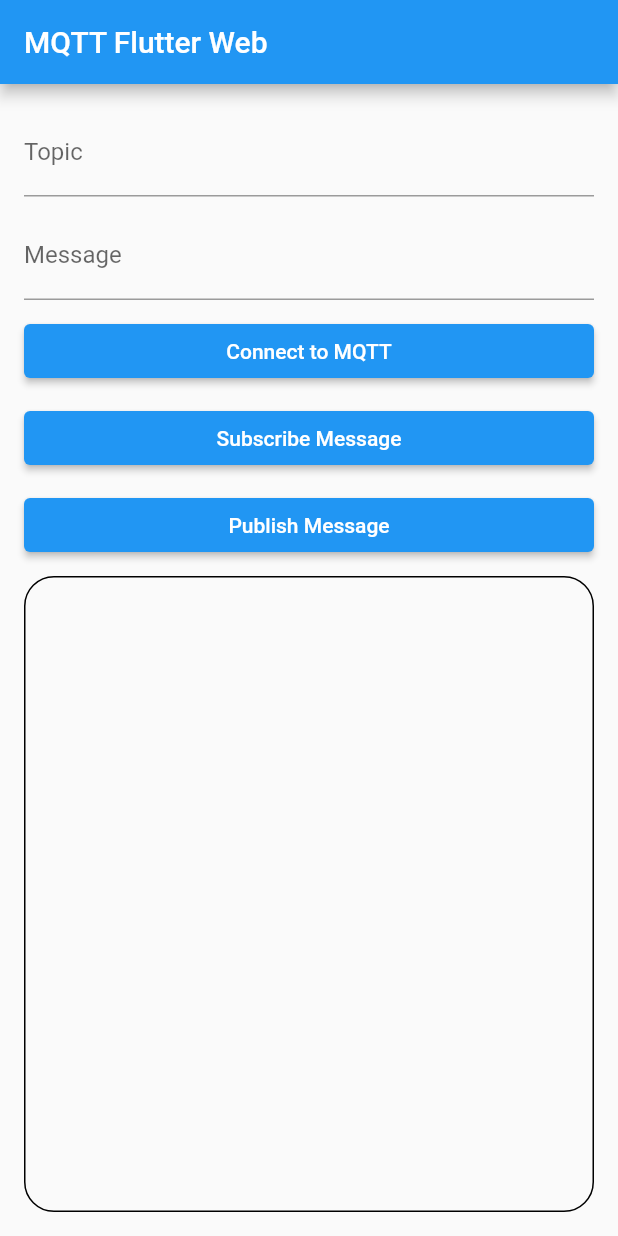
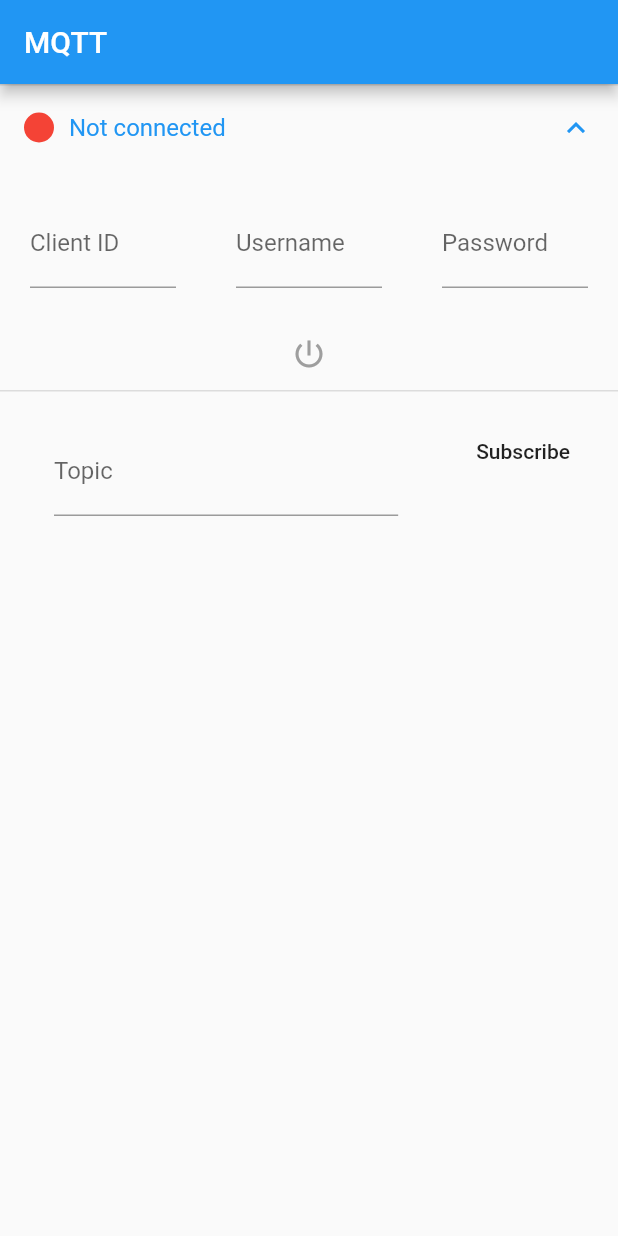
Before and after one commit to durgeshparekh/mqtt_flutter_web, a Flutter app: the screen it shows after launch, on a phone screen of 412 x 824 dp. Run offline on Flutter 3.47's test engine with Material 2 defaults, Android fonts, the phone set to English and light mode, and no system bars; our stand-ins replace get; missing offline and left inert: mqtt_client.

Commit message:
impl mqtt ui

```diff
--- /dev/null
+++ b/lib/controller/dashboard_controller.dart
@@ -0,0 +1,43 @@
+import 'package:flutter/material.dart';
+import 'package:get/get.dart';
+import 'package:mqtt_flutter_web/controller/mqtt_controller.dart';
+
+class DashboardController extends GetxController {
+  var clientIdController = TextEditingController();
+  var usernameController = TextEditingController();
+  var passwordController = TextEditingController();
+  var topicController = TextEditingController();
+  var messageController = TextEditingController();
+
+  var brokerConnected = false.obs;
+  var mqttController = MQTTController();
+
+  // nO1cANsTOPuS
+  // "d\$2N@8p&1V#1"
+
+  void connectToBroker(){
+    mqttController.initializeAndConnect(
+      hostName: "ws://test.smartnode.in/mqtt",
+      portNumber: 8083,
+      keepAliveTime: 10,
+      clientId: clientIdController.text,
+      username: usernameController.text,
+      password: passwordController.text,
+    );
+  }
+
+  publishMessage() {
+    mqttController.publishMessage(
+      topic: topicController.text,
+      publishMessage: messageController.text,
+    );
+  }
+
+  void subScribeToTopic() {
+    mqttController.subscribeToMQTT(topic: topicController.text);
+  }
+
+  void unSubscribeToTopic() {
+    mqttController.unSubscribeToMQTT(topic: topicController.text);
+  }
+}
--- a/lib/main.dart
+++ b/lib/main.dart
@@ -1,11 +1,6 @@
-import 'dart:isolate';
-import 'dart:math';
+import 'package:flutter/material.dart';
 
-import 'package:flutter/material.dart';
-import 'package:mqtt_client/mqtt_browser_client.dart';
-import 'package:mqtt_client/mqtt_client.dart';
-import 'package:mqtt_client/mqtt_server_client.dart';
-// import 'package:mqtt_client/mqtt_client.dart';
+import 'views/dashboard_screen.dart';
 
 void main() {
   runApp(const MyApp());
@@ -17,157 +12,7 @@ class MyApp extends StatelessWidget {
   @override
   Widget build(BuildContext context) {
     return const MaterialApp(
-      home: MQTTScreen(),
+      home: DashboardScreen(),
     );
   }
 }
-
-class MQTTScreen extends StatefulWidget {
-  const MQTTScreen({super.key});
-
-  @override
-  State<MQTTScreen> createState() => _MQTTScreenState();
-}
-
-class _MQTTScreenState extends State<MQTTScreen> {
-  MqttBrowserClient? client;
-  TextEditingController topicController = TextEditingController();
-  TextEditingController messageController = TextEditingController();
-  String receivedMessage = '';
-
-  void connectToMQTT(String username, String password) async {
-    var clientId = Random.secure().nextInt(10).toString();
-    client = MqttBrowserClient(
-      'ws://connect.smartnode.in/mqtt',
-      clientId,
-      maxConnectionAttempts: 3,
-    );
-    client?.port = 8083;
-    client!.websocketProtocols = MqttClientConstants.protocolsSingleDefault;
-    client!.keepAlivePeriod = 10;
-    client!.onConnected = onConnected;
-    client!.onSubscribed = onSubscribed;
-    client!.onUnsubscribed = onUnSubscribed;
-    client!.onDisconnected = onDisconnected;
-
-    client?.logging(on: true);
-
-    final connMessage = MqttConnectMessage()
-        .authenticateAs(username, password)
-        .withClientIdentifier(clientId)
-        .withWillTopic('hello')
-        .withWillMessage('After my death I will give all my property in charity')
-        .startClean()
-        .withWillQos(MqttQos.atMostOnce);
-
-    client?.connectionMessage = connMessage;
-
-    try {
-      await client?.connect(username, password);
-      // Subscribe to topics or handle connection success
-    } catch (e) {
-      debugPrint('Connection failed: $e');
-    }
-
-    client!.updates!.listen((List<MqttReceivedMessage<MqttMessage>> c) {
-      final MqttPublishMessage? recMess = c[0].payload as MqttPublishMessage?;
-      receivedMessage =
-          MqttPublishPayload.bytesToStringAsString(recMess!.payload.message);
-
-      debugPrint(
-          'Received message:$receivedMessage from topic: ${c[0].topic}>');
-    });
-  }
-
-  void publishMessage(String topic, String message) {
-    final builder = MqttClientPayloadBuilder();
-    builder.addString(message);
-
-    client?.publishMessage(topic, MqttQos.exactlyOnce, builder.payload!);
-  }
-
-  @override
-  Widget build(BuildContext context) {
-    return Scaffold(
-      appBar: AppBar(title: const Text('MQTT Flutter Web')),
-      body: Padding(
-        padding: const EdgeInsets.all(16.0),
-        child: Column(
-          crossAxisAlignment: CrossAxisAlignment.stretch,
-          children: <Widget>[
-            TextField(
-              controller: topicController,
-              decoration: const InputDecoration(labelText: 'Topic'),
-            ),
-            const SizedBox(height: 10),
-            TextField(
-              controller: messageController,
-              decoration: const InputDecoration(labelText: 'Message'),
-            ),
-            const SizedBox(height: 10),
-            ElevatedButton(
-              onPressed: () {
-                connectToMQTT('nO1cANsTOPuS', r'd$2N@8p&1V#1');
-              },
-              child: const Text('Connect to MQTT'),
-            ),
-            const SizedBox(height: 10),
-            ElevatedButton(
-              onPressed: () {
-                subScribeToTopic(topicController.text);
-              },
-              child: const Text('Subscribe Message'),
-            ),
-            const SizedBox(height: 10),
-            ElevatedButton(
-              onPressed: () {
-                publishMessage(topicController.text, messageController.text);
-              },
-              child: const Text('Publish Message'),
-            ),
-            const SizedBox(height: 10),
-            Expanded(
-              child: Container(
-                width: double.infinity,
-                height: 100,
-                padding: const EdgeInsets.all(10),
-                decoration: BoxDecoration(
-                  border: Border.all(color: Colors.black),
-                  borderRadius: BorderRadius.circular(20),
-                ),
-                child: Text(
-                  receivedMessage,
-                  style: const TextStyle(color: Colors.black),
-                ),
-              ),
-            )
-          ],
-        ),
-      ),
-    );
-  }
-
-  Future<void> subScribeToTopic(String topic) async {
-    client!.subscribe(topic, MqttQos.atLeastOnce);
-  }
-
-  Future<void> onConnected() async {
-    debugPrint('Connection successful');
-  }
-
-  Future<void> onSubscribed(String topic) async {
-    debugPrint('Subscription confirmed for topic $topic');
-  }
-
-  void onUnSubscribed(String? topic) async =>
-      debugPrint('UnSubscribe confirmed for topic $topic');
-
-  Future<void> disconnect() async => client!.disconnect();
-
-  Future onDisconnected() async {
-    debugPrint('Client Disconnected');
-  }
-}
-
-
-// flutter run -d web-server --web-hostname <your_local_ip_address> --web-port <desired_port>
--- /dev/null
+++ b/lib/views/dashboard_screen.dart
@@ -0,0 +1,103 @@
+import 'package:flutter/material.dart';
+import 'package:get/instance_manager.dart';
+import 'package:get/state_manager.dart';
+import 'package:mqtt_flutter_web/controller/dashboard_controller.dart';
+
+class DashboardScreen extends StatelessWidget {
+  const DashboardScreen({super.key});
+
+  @override
+  Widget build(BuildContext context) {
+    var controller = Get.put(DashboardController());
+    return Scaffold(
+      appBar: AppBar(
+        title: const Text('MQTT'),
+      ),
+      body: Column(
+        children: [
+          ExpansionTile(
+            title: Row(
+              children: [
+                CircleAvatar(
+                  radius: 10,
+                  backgroundColor: controller.brokerConnected.isTrue
+                      ? Colors.green
+                      : Colors.red,
+                ),
+                const SizedBox(width: 10),
+                const Text('Not connected'),
+              ],
+            ),
+            initiallyExpanded: controller.brokerConnected.isTrue ? false : true,
+            children: [
+              Form(
+                child: Column(
+                  children: [
+                    Row(
+                      children: [
+                        Expanded(
+                          child: Padding(
+                            padding: const EdgeInsets.all(20.0),
+                            child: TextFormField(
+                              controller: controller.clientIdController,
+                              decoration:
+                                  const InputDecoration(labelText: 'Client ID'),
+                            ),
+                          ),
+                        ),
+                        Expanded(
+                          child: Padding(
+                            padding: const EdgeInsets.all(20.0),
+                            child: TextFormField(
+                              controller: controller.usernameController,
+                              decoration:
+                                  const InputDecoration(labelText: 'Username'),
+                            ),
+                          ),
+                        ),
+                        Expanded(
+                          child: Padding(
+                            padding: const EdgeInsets.all(20.0),
+                            child: TextFormField(
+                              controller: controller.passwordController,
+                              decoration:
+                                  const InputDecoration(labelText: 'Password'),
+                            ),
+                          ),
+                        ),
+                      ],
+                    ),
+                    IconButton(
+                      onPressed: () => controller.connectToBroker(),
+                      icon: Icon(
+                        Icons.power_settings_new,
+                        color: controller.brokerConnected.isTrue
+                            ? Colors.red
+                            : Colors.grey,
+                      ),
+                    ),
+                  ],
+                ),
+              ),
+            ],
+          ),
+          ListTile(
+            title: Padding(
+              padding: const EdgeInsets.all(20.0),
+              child: TextFormField(
+                controller: controller.topicController,
+                decoration: const InputDecoration(labelText: 'Topic'),
+              ),
+            ),
+            trailing: MaterialButton(
+              onPressed: () {
+                controller.subScribeToTopic();
+              },
+              child: const Text('Subscribe'),
+            ),
+          )
+        ],
+      ),
+    );
+  }
+}
--- a/pubspec.yaml
+++ b/pubspec.yaml
@@ -35,7 +35,9 @@ dependencies:
   # The following adds the Cupertino Icons font to your application.
   # Use with the CupertinoIcons class for iOS style icons.
   cupertino_icons: ^1.0.2
-  mqtt_client: ^10.0.0
+  mqtt_client: ^9.8.0
+  get: ^4.6.6
+  build_runner: ^2.4.6
 
 dev_dependencies:
   flutter_test:
```
Also changed, not shown: lib/controller/mqtt_controller.dart (added, +116 -0 lines), pubspec.lock, 1 other file.
